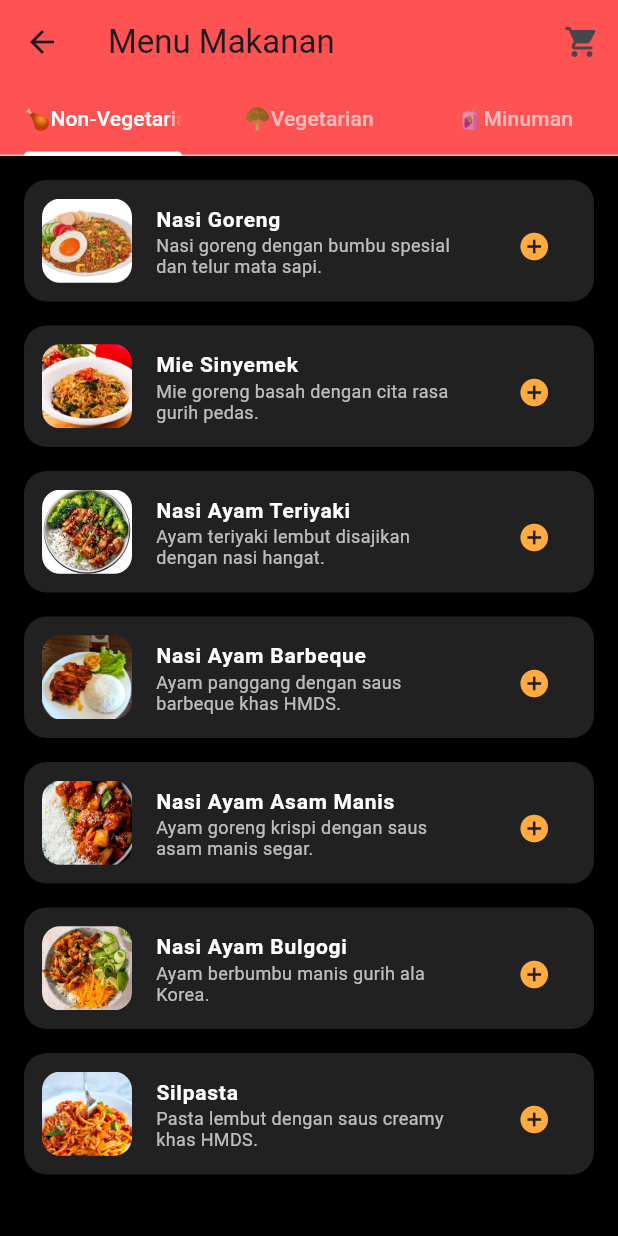
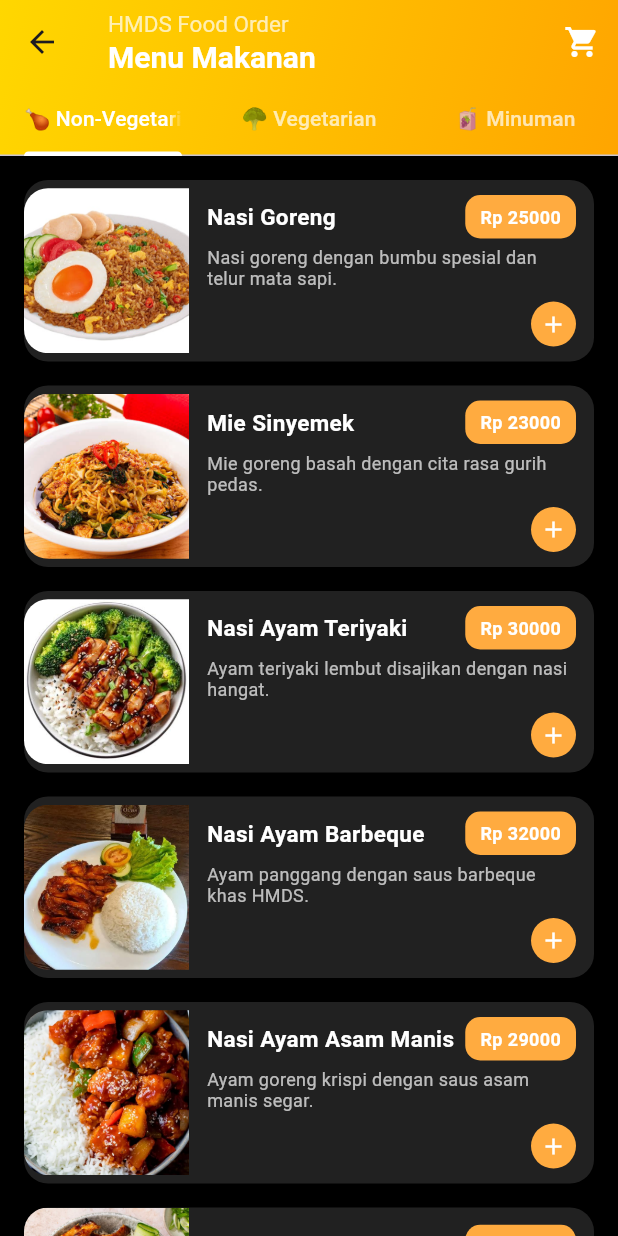
Before and after one commit to Silvana1309/hmds_food_order, a Flutter app: the MenuPage screen opened by its route, on a phone screen of 412 x 824 dp. Run offline on Flutter 3.47's test engine with Material 3 defaults, Android fonts, the phone set to English and light mode, and no system bars; our stand-ins replace shared_preferences, sqflite; accounts and stored records are empty.

Commit message:
tampilan UI

```diff
--- a/lib/main.dart
+++ b/lib/main.dart
@@ -15,8 +15,6 @@ import 'view/order_history_page.dart';
 import 'view/login_page.dart';
 import 'view/register_page.dart';
 import 'view/edit_profile_page.dart';
-
-
 
 
 
--- a/lib/view/menu_page.dart
+++ b/lib/view/menu_page.dart
@@ -238,8 +238,40 @@ class _MenuPageState extends State<MenuPage> {
       length: 3,
       child: Scaffold(
         appBar: AppBar(
-          title: const Text('Menu Makanan'),
-          backgroundColor: Colors.redAccent,
+          elevation: 0,
+          flexibleSpace: Container(
+            decoration: const BoxDecoration(
+              gradient: LinearGradient(
+                colors: [
+                  Color(0xFFFFD700), // Gold
+                  Color(0xFFFFA500), // Premium Orange
+                ],
+                begin: Alignment.topLeft,
+                end: Alignment.bottomRight,
+              ),
+            ),
+          ),
+          title: Column(
+            crossAxisAlignment: CrossAxisAlignment.start,
+            children: const [
+              Text(
+                "HMDS Food Order",
+                style: TextStyle(
+                  fontSize: 15,
+                  color: Colors.white70,
+                  fontWeight: FontWeight.w400,
+                ),
+              ),
+              Text(
+                "Menu Makanan",
+                style: TextStyle(
+                  fontSize: 20,
+                  color: Colors.white,
+                  fontWeight: FontWeight.bold,
+                ),
+              ),
+            ],
+          ),
           actions: [
             Consumer<CartProvider>(
               builder: (context, cart, _) {
@@ -247,11 +279,11 @@ class _MenuPageState extends State<MenuPage> {
                   children: [
                     IconButton(
                       icon: const Icon(Icons.shopping_cart),
+                      color: Colors.white,
                       onPressed: () {
                         Navigator.push(
                           context,
-                          MaterialPageRoute(builder: (
-                              context) => const CartPage()),
+                          MaterialPageRoute(builder: (context) => const CartPage()),
                         );
                       },
                     ),
@@ -261,14 +293,17 @@ class _MenuPageState extends State<MenuPage> {
                         top: 8,
                         child: Container(
                           padding: const EdgeInsets.all(4),
-                          decoration: const BoxDecoration(
-                            color: Colors.orangeAccent,
+                          decoration: BoxDecoration(
+                            color: Colors.white,
                             shape: BoxShape.circle,
                           ),
                           child: Text(
                             cart.items.length.toString(),
                             style: const TextStyle(
-                                color: Colors.white, fontSize: 12),
+                              color: Colors.black,
+                              fontSize: 12,
+                              fontWeight: FontWeight.bold,
+                            ),
                           ),
                         ),
                       ),
@@ -280,14 +315,15 @@ class _MenuPageState extends State<MenuPage> {
           bottom: const TabBar(
             indicatorColor: Colors.white,
             labelColor: Colors.white,
-            unselectedLabelColor: Colors.white60,
+            unselectedLabelColor: Colors.white70,
             tabs: [
-              Tab(text: '🍗Non-Vegetarian'),
-              Tab(text: '🥦Vegetarian'),
-              Tab(text: '🧃Minuman'),
+              Tab(text: '🍗 Non-Vegetarian'),
+              Tab(text: '🥦 Vegetarian'),
+              Tab(text: '🧃 Minuman'),
             ],
           ),
         ),
+
         backgroundColor: Colors.black,
         body: TabBarView(
           children: [
@@ -307,32 +343,76 @@ class _MenuPageState extends State<MenuPage> {
       itemCount: items.length,
       itemBuilder: (context, index) {
         final food = items[index];
-        return Card(
+        return Container(
+          margin: const EdgeInsets.only(bottom: 16),
+          decoration: BoxDecoration(
             color: Colors.grey[900],
-          shape: RoundedRectangleBorder(
-              borderRadius: BorderRadius.circular(15)),
-          margin: const EdgeInsets.only(bottom: 16),
-          child: ListTile(
-            contentPadding: const EdgeInsets.symmetric(
-                horizontal: 12, vertical: 8),
-            leading: ClipRRect(
-              borderRadius: BorderRadius.circular(12),
+            borderRadius: BorderRadius.circular(16),
+            boxShadow: [
+              BoxShadow(
+                color: Colors.black.withOpacity(0.3),
+                blurRadius: 6,
+                offset: const Offset(0, 3),
+              ),
+            ],
+          ),
+          child: Row(
+            children: [
+              // IMAGE
+              ClipRRect(
+                borderRadius: const BorderRadius.horizontal(left: Radius.circular(16)),
                 child: Image.asset(
                   food.imageUrl,
-                width: 60,
-                height: 60,
+                  width: 110,
+                  height: 110,
                   fit: BoxFit.cover,
                 ),
               ),
-            title: Text(
+
+              // INFO
+              Expanded(
+                child: Padding(
+                  padding: const EdgeInsets.symmetric(horizontal: 12, vertical: 10),
+                  child: Column(
+                    crossAxisAlignment: CrossAxisAlignment.start,
+                    children: [
+                      // NAME AND PRICE
+                      Row(
+                        mainAxisAlignment: MainAxisAlignment.spaceBetween,
+                        children: [
+                          Expanded(
+                            child: Text(
                               food.name,
                               style: const TextStyle(
                                 color: Colors.white,
                                 fontWeight: FontWeight.bold,
-                fontSize: 14,
+                                fontSize: 15,
+                              ),
+                              overflow: TextOverflow.ellipsis,
                             ),
                           ),
-            subtitle: Text(
+                          Container(
+                            padding: const EdgeInsets.symmetric(horizontal: 10, vertical: 6),
+                            decoration: BoxDecoration(
+                              color: Colors.orangeAccent,
+                              borderRadius: BorderRadius.circular(10),
+                            ),
+                            child: Text(
+                              'Rp ${food.price.toStringAsFixed(0)}',
+                              style: const TextStyle(
+                                color: Colors.white,
+                                fontWeight: FontWeight.bold,
+                                fontSize: 12,
+                              ),
+                            ),
+                          ),
+                        ],
+                      ),
+
+                      const SizedBox(height: 6),
+
+                      // DESCRIPTION
+                      Text(
                         food.description,
                         style: const TextStyle(
                           color: Colors.white70,
@@ -342,39 +422,39 @@ class _MenuPageState extends State<MenuPage> {
                         maxLines: 2,
                         overflow: TextOverflow.ellipsis,
                       ),
-            trailing: Padding(
-              padding: const EdgeInsets.only(top: 4),
-              child: Column(
-                mainAxisSize: MainAxisSize.min,
-                mainAxisAlignment: MainAxisAlignment.center,
-                children: [
-                  Flexible(
-                    child: Text(
-                      'Rp ${food.price.toStringAsFixed(0)}',
-                      style: const TextStyle(
+
+                      const SizedBox(height: 8),
+
+                      // ADD BUTTON
+                      Align(
+                        alignment: Alignment.centerRight,
+                        child: GestureDetector(
+                          onTap: () => _showCustomizationSheet(context, food),
+                          child: Container(
+                            padding: const EdgeInsets.all(6),
+                            decoration: const BoxDecoration(
                               color: Colors.orangeAccent,
-                        fontWeight: FontWeight.bold,
-                        fontSize: 12,
+                              shape: BoxShape.circle,
                             ),
-                      textAlign: TextAlign.center,
+                            child: const Icon(
+                              Icons.add,
+                              size: 18,
+                              color: Colors.white,
                             ),
                           ),
-                  const SizedBox(height: 4),
-                  IconButton(
-                    icon: const Icon(Icons.add_circle, color: Colors.orangeAccent),
-                    iconSize: 22,
-                    padding: EdgeInsets.zero,
-                    constraints: const BoxConstraints(), // ✅ Hindari tinggi paksa
-                    onPressed: () => _showCustomizationSheet(context, food),
+                        ),
                       ),
                     ],
                   ),
                 ),
               ),
+            ],
+          ),
         );
       },
     );
   }
+
 
   /// 🔥 Fitur kostumisasi sebelum ditambahkan ke keranjang
   void _showCustomizationSheet(BuildContext context, FoodItem food) {
--- a/lib/view/order_history_page.dart
+++ b/lib/view/order_history_page.dart
@@ -22,7 +22,6 @@ class _OrderHistoryPageState extends State<OrderHistoryPage> {
   }
 
   Future<void> _loadUserId() async {
-    // AMBIL USER ID DARI CART PROVIDER
     final userProvider =
     Provider.of<UserProvider>(context, listen: false);
 
--- a/lib/view_model/cart_provider.dart
+++ b/lib/view_model/cart_provider.dart
@@ -29,7 +29,7 @@ class CartProvider extends ChangeNotifier {
     notifyListeners();
   }
 
-  /// 🗒️ Tambah / ubah catatan pada item
+  /// Tambah/ubah catatan pada item
   void updateNote(String id, String note) {
     final index = _items.indexWhere((item) => item.id == id);
     if (index != -1) {
--- a/lib/view_model/user_provider.dart
+++ b/lib/view_model/user_provider.dart
@@ -109,8 +109,7 @@ class UserProvider extends ChangeNotifier {
       // refresh data di provider
       _currentUser = await _userRepo.getUserById(userId);
       notifyListeners();
-
-      return null; // sukses
+      return null;
     } catch (e) {
       return "Gagal memperbarui profil";
     }
```
Lines whose indentation alone changed are shown as unchanged.
